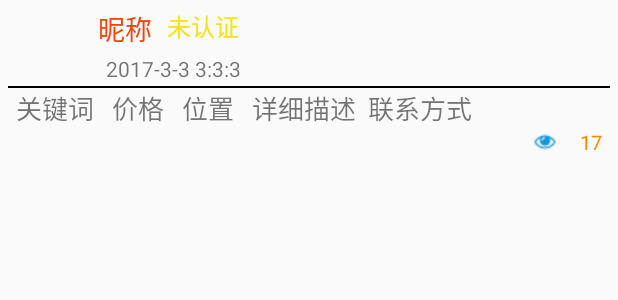
After one commit to c0dingEverything/HunnuMarket, an Android app: the layout acticity_item_details.xml on its own in the app's theme, with its tools: preview values and no code run, on a phone screen of 412 x 824 dp. The commit adds this screen. Shown: the top 300 px of the screen. Run offline under Robolectric (Android 15) with nearby library versions, the phone set to English and light mode, and no system bars.

Commit message:
发布和查看基本完成  接下来实现图片压缩上传

```diff
--- a/app/src/main/java/com/hhh/hunnumarket/activity/SplashActivity.java
+++ b/app/src/main/java/com/hhh/hunnumarket/activity/SplashActivity.java
@@ -1,5 +1,6 @@
 package com.hhh.hunnumarket.activity;
 
+import android.Manifest;
 import android.content.DialogInterface;
 import android.content.Intent;
 import android.content.pm.PackageInfo;
@@ -7,7 +8,10 @@ import android.content.pm.PackageManager;
 import android.net.Uri;
 import android.os.Build;
 import android.os.Bundle;
+import android.support.annotation.NonNull;
 import android.support.annotation.Nullable;
+import android.support.v4.app.ActivityCompat;
+import android.support.v4.content.ContextCompat;
 import android.support.v4.content.FileProvider;
 import android.support.v7.app.AlertDialog;
 import android.support.v7.app.AppCompatActivity;
@@ -48,8 +52,10 @@ public class SplashActivity extends AppCompatActivity {
         super.onCreate(savedInstanceState);
         start = System.currentTimeMillis();
         x.view().inject(this);
+
         getVersionInfo();
     }
+
 
 
     /**
--- a/app/src/main/java/com/hhh/hunnumarket/bean/Good.java
+++ b/app/src/main/java/com/hhh/hunnumarket/bean/Good.java
@@ -1,6 +1,10 @@
 package com.hhh.hunnumarket.bean;
 
-public class Good {
+import android.os.Parcelable;
+
+import java.io.Serializable;
+
+public class Good implements Serializable {
     public final static int STATE_NOT_VERIFIED = 0;
     public final static int STATE_VERIFIED = 1;
     public final static int STATE_ON_SALE = 2;
--- a/app/src/main/java/com/hhh/hunnumarket/bean/User.java
+++ b/app/src/main/java/com/hhh/hunnumarket/bean/User.java
@@ -3,6 +3,11 @@ package com.hhh.hunnumarket.bean;
 import java.io.Serializable;
 
 public class User implements Serializable {
+
+    public final static int STATE_UNAUTHORIZED = 0;
+    public final static int STATE_AUTHORIZED = 1;
+    public final static int STATE_BANNED = 2;
+
     private Integer uid;
     private String sid;
     private String password;
--- a/app/src/main/java/com/hhh/hunnumarket/consts/Api.java
+++ b/app/src/main/java/com/hhh/hunnumarket/consts/Api.java
@@ -3,7 +3,8 @@ package com.hhh.hunnumarket.consts;
 public class Api {
     private final static String BASE_URL_LOCAL = "http://10.0.2.2:8080";
     private final static String BASE_URL_WEB = "http://192.168.43.84:8080";
-    public final static String BASE_URL = BASE_URL_WEB;
+    private final static String BASE_URL_SERVER = "http://119.29.129.204:8080";
+    public final static String BASE_URL = BASE_URL_SERVER;
 
     public final static String SEPARATOR = "/";
 
@@ -17,6 +18,7 @@ public class Api {
     public final static String GET_CATEGORIES = BASE_URL + "/hm/api/getCategories";
     public final static String MODIFY_USER_INFO = BASE_URL + "/hm/api/modifyUserInfo";
     public final static String GET_USER_INFO = BASE_URL + "/hm/api/getUserInfo";
+    public final static String UPDATE_GOOD = BASE_URL + "/hm/api/updateGood";
 
     public static String getFileUrl(String fileName) {
         return BASE_URL + SEPARATOR + SPLASH + SEPARATOR + fileName;
--- a/app/src/main/java/com/hhh/hunnumarket/datahelper/ImagePicker.java
+++ b/app/src/main/java/com/hhh/hunnumarket/datahelper/ImagePicker.java
@@ -7,6 +7,10 @@ import android.content.Intent;
 import android.database.Cursor;
 import android.graphics.Bitmap;
 import android.graphics.BitmapFactory;
+import android.graphics.Canvas;
+import android.graphics.Matrix;
+import android.graphics.Paint;
+import android.graphics.Path;
 import android.net.Uri;
 import android.os.Build;
 import android.provider.DocumentsContract;
@@ -15,6 +19,7 @@ import android.provider.MediaStore;
 public class ImagePicker {
     private Context mContext;
     private Intent mData;
+
 
     public ImagePicker(Context context, Intent data) {
         mContext = context;
--- /dev/null
+++ b/app/src/main/res/layout/acticity_item_details.xml
@@ -0,0 +1,93 @@
+<?xml version="1.0" encoding="utf-8"?>
+<ScrollView xmlns:android="http://schemas.android.com/apk/res/android"
+    xmlns:tools="http://schemas.android.com/tools"
+    android:layout_width="match_parent"
+    android:layout_height="match_parent"
+    android:scrollbars="vertical">
+
+    <LinearLayout
+        android:layout_width="match_parent"
+        android:layout_height="wrap_content"
+        android:layout_margin="5dp"
+        android:orientation="vertical">
+
+        <RelativeLayout
+            android:id="@+id/act_details_rl_user_info"
+            android:layout_width="match_parent"
+            android:layout_height="50dp">
+
+            <ImageView
+                android:id="@+id/act_details_iv_head"
+                android:layout_width="50dp"
+                android:layout_height="50dp" />
+
+            <TextView
+                android:id="@+id/act_details_tv_nickname"
+                android:layout_width="wrap_content"
+                android:layout_height="wrap_content"
+                android:layout_marginLeft="10dp"
+                android:layout_toRightOf="@id/act_details_iv_head"
+                android:textColor="#F54209"
+                android:textSize="18sp"
+                tools:text="昵称" />
+
+            <TextView
+                android:id="@+id/act_details_tv_verified"
+                android:layout_width="wrap_content"
+                android:layout_height="wrap_content"
+                android:layout_marginLeft="10dp"
+                android:layout_toRightOf="@id/act_details_tv_nickname"
+                android:textColor="#F8E117"
+                android:textSize="16sp"
+                tools:text="未认证" />
+
+            <TextView
+                android:id="@+id/act_details_tv_post_time"
+                android:layout_width="wrap_content"
+                android:layout_height="wrap_content"
+                android:layout_alignBottom="@+id/act_details_iv_head"
+                android:layout_marginLeft="15dp"
+                android:layout_toRightOf="@id/act_details_iv_head"
+                tools:text="2017-3-3 3:3:3" />
+
+        </RelativeLayout>
+
+        <View
+            android:layout_width="match_parent"
+            android:layout_height="1dp"
+            android:layout_marginTop="2dp"
+            android:background="@android:color/black" />
+
+        <TextView
+            android:id="@+id/act_details_tv_basic_info"
+            android:layout_width="match_parent"
+            android:layout_height="wrap_content"
+            android:paddingLeft="5dp"
+            android:paddingRight="5dp"
+            android:textSize="17sp"
+            tools:text="关键词   价格   位置   详细描述  联系方式" />
+
+
+        <TextView
+            android:id="@+id/act_details_tv_visited"
+            android:layout_width="wrap_content"
+            android:layout_height="wrap_content"
+            android:layout_gravity="end"
+            android:drawableLeft="@drawable/eye"
+            android:drawablePadding="5dp"
+            android:paddingRight="5dp"
+            android:textColor="@android:color/holo_orange_dark"
+            android:textSize="13sp"
+            tools:text="   17" />
+
+
+        <LinearLayout
+            android:id="@+id/act_details_ll"
+            android:layout_width="match_parent"
+            android:layout_height="wrap_content"
+            android:orientation="vertical" />
+
+
+    </LinearLayout>
+
+</ScrollView>
--- a/app/src/main/res/values/strings.xml
+++ b/app/src/main/res/values/strings.xml
@@ -64,7 +64,11 @@
     <string name="order">排序</string>
     <string name="head">头像</string>
     <string name="nickname">昵称</string>
-    <string name="updating">正在提交更新...</string>
+    <string name="updating">正在提交更新&#8230;</string>
+    <string name="basic_info">关键词: %1$s\n价格: %2$s\n坐标: %3$s\n详细描述: %4$s\n联系方式: %5$s</string>
+    <string name="authorized">已认证</string>
+    <string name="unauthorized">未认证</string>
+    <string name="banned">已封禁</string>
 
     <string-array name="locations">
         <item>德智</item>
```
Also changed, not shown: app/src/main/AndroidManifest.xml (+11 -6 lines), app/src/main/java/com/hhh/hunnumarket/activity/ItemDetailsActivity.java (added, +175 -0 lines), app/src/main/java/com/hhh/hunnumarket/activity/LoginActivity.java (+25 -0 lines), app/src/main/java/com/hhh/hunnumarket/activity/PostItemActivity.java (+24 -1 lines), app/src/main/java/com/hhh/hunnumarket/activity/RegisterActivity.java (+11 -10 lines), app/src/main/java/com/hhh/hunnumarket/bean/ItemsResponseObject.java (+3 -4 lines), app/src/main/java/com/hhh/hunnumarket/datahelper/CircleTransform.java (added, +37 -0 lines), app/src/main/java/com/hhh/hunnumarket/fragment/ScanFragment.java (+38 -21 lines), app/src/main/res/layout/item_imageview.xml (added, +7 -0 lines), app/src/main/res/layout/item_rec_view_offer.xml (+5 -3 lines), app/src/main/res/drawable/eye.png (added).
